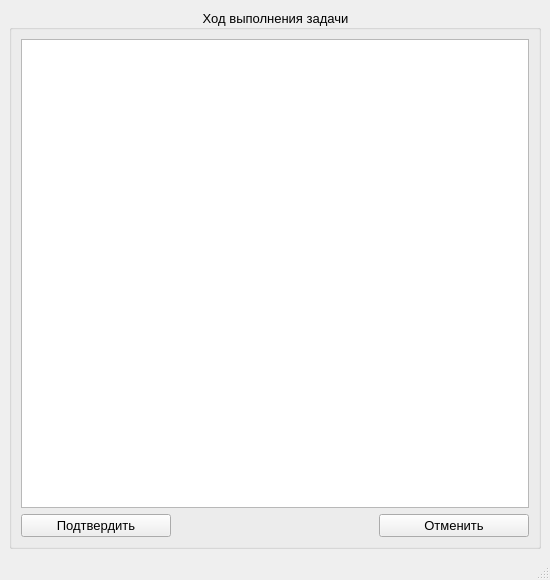
Before: the Qt Designer form ui/process_win.ui in Koi-foo/kernel-manager, drawn with Qt 5.
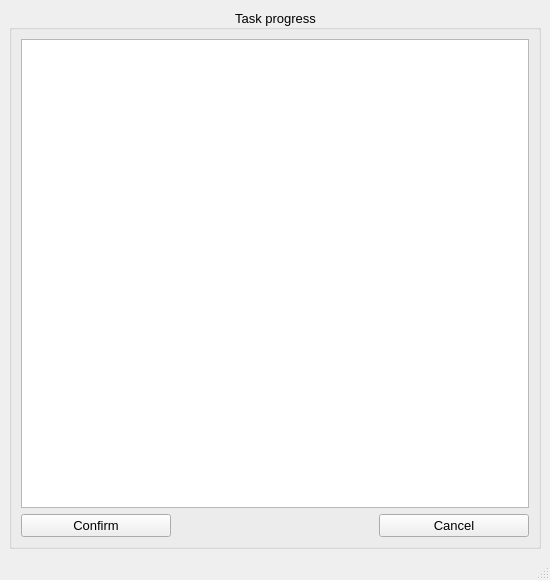
After: the same form once the commit is applied. Icons and pictures are not drawn.

What changed in the file:
```diff
--- a/ui/process_win.ui
+++ b/ui/process_win.ui
@@ -36,7 +36,7 @@
        <enum>Qt::RightToLeft</enum>
       </property>
       <property name="title">
-       <string>Ход выполнения задачи</string>
+       <string>Task progress</string>
       </property>
       <property name="alignment">
        <set>Qt::AlignCenter</set>
@@ -64,7 +64,7 @@
           <string>Остановить процесс</string>
          </property>
          <property name="text">
-          <string>Отменить</string>
+          <string>Cancel</string>
          </property>
         </widget>
        </item>
@@ -93,7 +93,7 @@
           <string>Согласиться для&lt;br&gt;продолжения работы процесса</string>
          </property>
          <property name="text">
-          <string>Подтвердить</string>
+          <string>Confirm</string>
          </property>
         </widget>
        </item>
```
Left out of the diff: 9 changed lines with no effect on the pictures.
